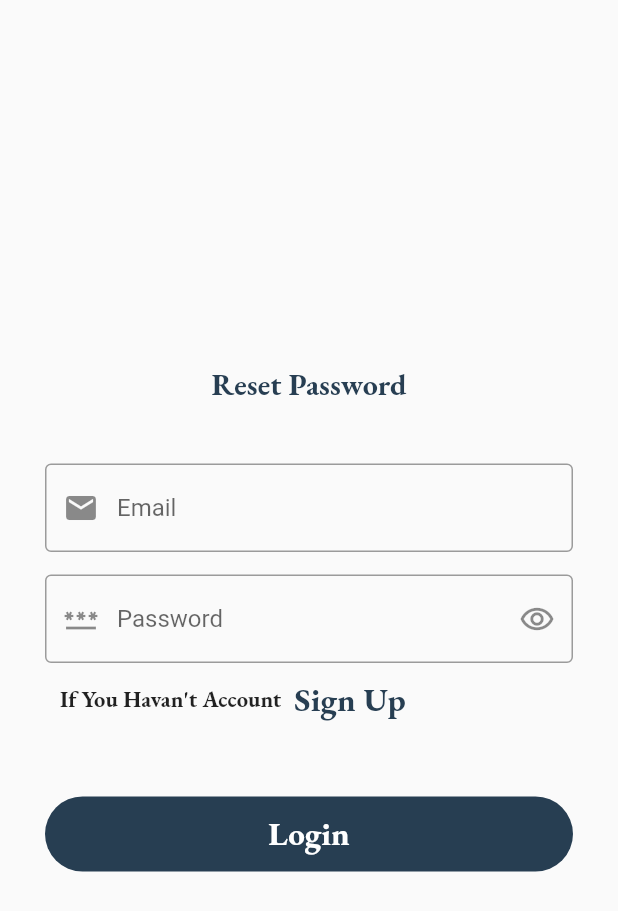
After one commit to Fadwahigga/Mobile-Based-Store-Management-System, a Flutter app: the ResetPassword screen opened directly, on a phone screen of 412 x 824 dp. The commit adds this screen. Shown: the top 911 px of the screen. Run offline on Flutter 3.47's test engine with Material 2 defaults, Android fonts, the phone set to English and light mode, and no system bars; our stand-ins replace charts_flutter, get, google_fonts, syncfusion_flutter_charts; missing offline and left inert: qr_code_scanner.

Commit message:
New Commit

```diff
--- /dev/null
+++ b/lib/screens/resetPassword.dart
@@ -0,0 +1,104 @@
+import 'package:flutter/material.dart';
+import 'package:get/get.dart';
+import 'package:google_fonts/google_fonts.dart';
+import 'package:gp/screens/manegerOrEmployee.dart';
+import 'package:gp/screens/signUp.dart';
+
+class ResetPassword extends StatelessWidget {
+  const ResetPassword({super.key});
+
+  @override
+  Widget build(BuildContext context) {
+    return Scaffold(
+      body: Center(
+          child: Padding(
+        padding: const EdgeInsets.all(30.0),
+        child: Column(
+          mainAxisAlignment: MainAxisAlignment.center,
+          children: [
+            Text(
+              "Reset Password",
+              style: GoogleFonts.ebGaramond(
+                  textStyle: const TextStyle(
+                      fontSize: 20,
+                      fontWeight: FontWeight.bold,
+                      color: Color.fromARGB(255, 39, 62, 82))),
+            ),
+            const SizedBox(
+              height: 40,
+            ),
+            TextFormField(
+              keyboardType: TextInputType.emailAddress,
+              decoration: const InputDecoration(
+                  prefixIcon: Icon(Icons.email),
+                  hintText: "Email",
+                  border: OutlineInputBorder(borderSide: BorderSide(width: 1))),
+            ),
+            const SizedBox(
+              height: 15,
+            ),
+            TextFormField(
+              obscureText: true,
+              decoration: InputDecoration(
+                  suffixIcon: IconButton(
+                      onPressed: () {},
+                      icon: const Icon(Icons.remove_red_eye_outlined)),
+                  prefixIcon: const Icon(Icons.password),
+                  hintText: "Password",
+                  border: const OutlineInputBorder(
+                      borderSide: BorderSide(width: 1))),
+            ),
+            Container(
+              margin: const EdgeInsets.all(10),
+              child: Row(
+                children: [
+                  Text("If You Havan't Account ",
+                      style: GoogleFonts.ebGaramond(
+                          textStyle: const TextStyle(
+                              fontSize: 15, fontWeight: FontWeight.bold))),
+                  InkWell(
+                    onTap: () {
+                      Get.to(const SignUp());
+                    },
+                    child: Text(
+                      " Sign Up",
+                      style: GoogleFonts.ebGaramond(
+                          textStyle: const TextStyle(
+                              fontSize: 22,
+                              fontWeight: FontWeight.bold,
+                              color: Color.fromARGB(255, 39, 62, 82))),
+                    ),
+                  )
+                ],
+              ),
+            ),
+            const SizedBox(
+              height: 40,
+            ),
+            GestureDetector(
+              onTap: () {
+                Get.to(const ManegerOrEmployeePage());
+              },
+              child: Container(
+                width: double.infinity,
+                height: 50,
+                decoration: BoxDecoration(
+                    color: const Color.fromARGB(255, 39, 62, 82),
+                    borderRadius: BorderRadius.circular(40)),
+                child: Center(
+                    child: Text(
+                  "Login",
+                  style: GoogleFonts.ebGaramond(
+                      textStyle: const TextStyle(
+                          color: Colors.white,
+                          fontSize: 22,
+                          fontWeight: FontWeight.bold)),
+                )),
+              ),
+            )
+          ],
+        ),
+      )),
+    );
+  }
+}
```
Also changed, not shown: lib/screens/Performance Screens/lossRate.dart (deleted, +0 -117 lines), lib/screens/Performance Screens/profitsRate.dart (deleted, +0 -117 lines), lib/screens/Performance Screens/showProductsQuantities.dart (deleted, +0 -115 lines), lib/screens/Performance Screens/showsStoreMovement.dart (+24 -3 lines), lib/screens/accounts.dart (+3 -10 lines), lib/screens/performance.dart (+0 -56 lines).
